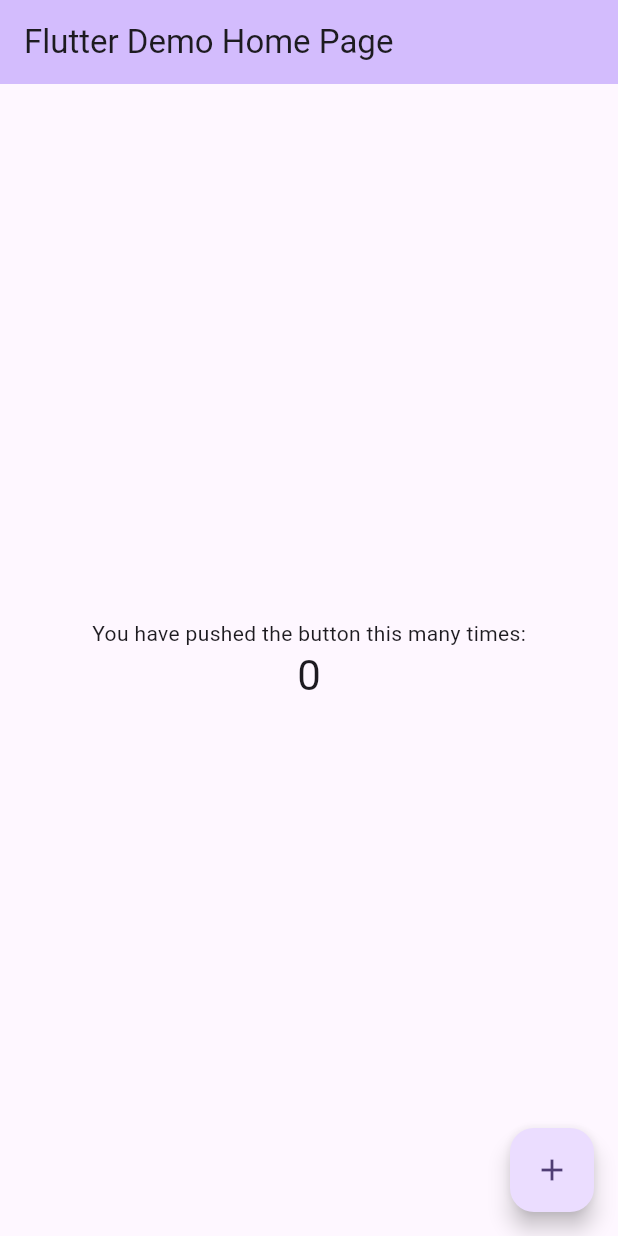
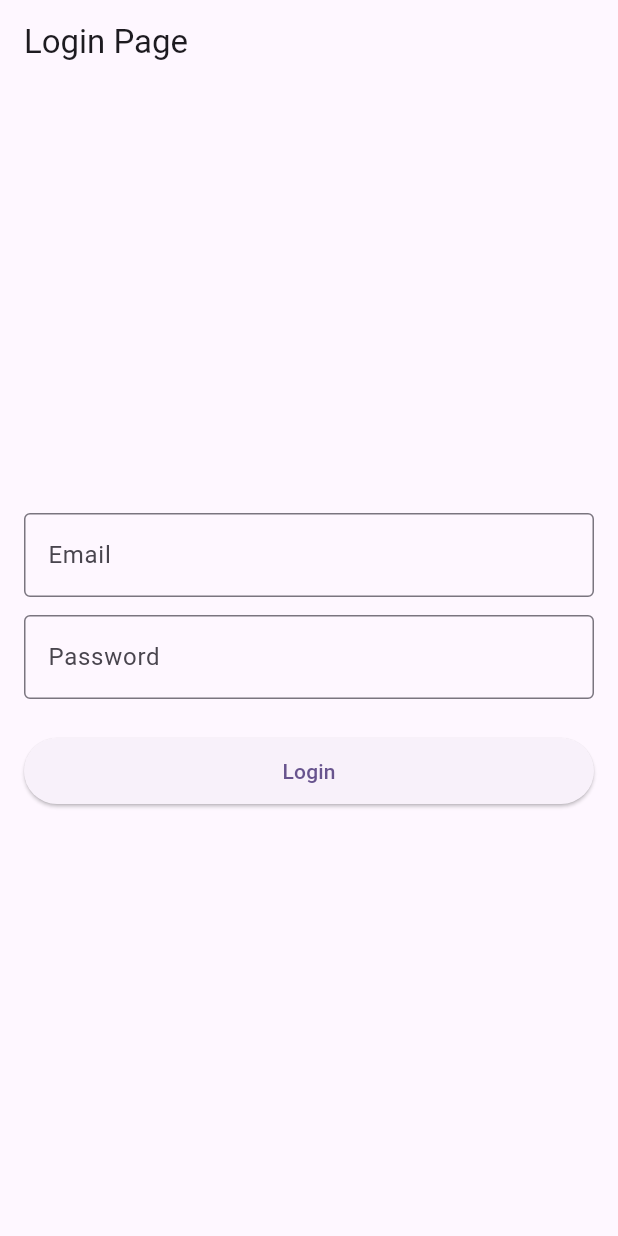
Before and after one commit to NaMLiM/sth-app-mobile, a Flutter app: the screen it shows after launch, on a phone screen of 412 x 824 dp. Run offline on Flutter 3.47's test engine with Material 3 defaults, Android fonts, the phone set to English and light mode, and no system bars.

Commit message:
feat: splash, login and home screen

```diff
--- a/lib/main.dart
+++ b/lib/main.dart
@@ -1,4 +1,7 @@
 import 'package:flutter/material.dart';
+import 'package:sth_app_mobile/screens/splash_screen.dart';
+import 'package:sth_app_mobile/screens/login_page.dart';
+import 'package:sth_app_mobile/screens/home_page.dart';
 
 void main() {
   runApp(const MyApp());
@@ -30,93 +33,12 @@
         // tested with just a hot reload.
         colorScheme: ColorScheme.fromSeed(seedColor: Colors.deepPurple),
       ),
-      home: const MyHomePage(title: 'Flutter Demo Home Page'),
+      initialRoute: '/',
+      routes: {
+        '/': (context) => SplashScreen(),
+        '/login': (context) => LoginPage(),
+        '/home': (context) => HomePage(),
+      },
     );
   }
 }
-
-class MyHomePage extends StatefulWidget {
-  const MyHomePage({super.key, required this.title});
-
-  // This widget is the home page of your application. It is stateful, meaning
-  // that it has a State object (defined below) that contains fields that affect
-  // how it looks.
-
-  // This class is the configuration for the state. It holds the values (in this
-  // case the title) provided by the parent (in this case the App widget) and
-  // used by the build method of the State. Fields in a Widget subclass are
-  // always marked "final".
-
-  final String title;
-
-  @override
-  State<MyHomePage> createState() => _MyHomePageState();
-}
-
-class _MyHomePageState extends State<MyHomePage> {
-  int _counter = 0;
-
-  void _incrementCounter() {
-    setState(() {
-      // This call to setState tells the Flutter framework that something has
-      // changed in this State, which causes it to rerun the build method below
-      // so that the display can reflect the updated values. If we changed
-      // _counter without calling setState(), then the build method would not be
-      // called again, and so nothing would appear to happen.
-      _counter++;
-    });
-  }
-
-  @override
-  Widget build(BuildContext context) {
-    // This method is rerun every time setState is called, for instance as done
-    // by the _incrementCounter method above.
-    //
-    // The Flutter framework has been optimized to make rerunning build methods
-    // fast, so that you can just rebuild anything that needs updating rather
-    // than having to individually change instances of widgets.
-    return Scaffold(
-      appBar: AppBar(
-        // TRY THIS: Try changing the color here to a specific color (to
-        // Colors.amber, perhaps?) and trigger a hot reload to see the AppBar
-        // change color while the other colors stay the same.
-        backgroundColor: Theme.of(context).colorScheme.inversePrimary,
-        // Here we take the value from the MyHomePage object that was created by
-        // the App.build method, and use it to set our appbar title.
-        title: Text(widget.title),
-      ),
-      body: Center(
-        // Center is a layout widget. It takes a single child and positions it
-        // in the middle of the parent.
-        child: Column(
-          // Column is also a layout widget. It takes a list of children and
-          // arranges them vertically. By default, it sizes itself to fit its
-          // children horizontally, and tries to be as tall as its parent.
-          //
-          // Column has various properties to control how it sizes itself and
-          // how it positions its children. Here we use mainAxisAlignment to
-          // center the children vertically; the main axis here is the vertical
-          // axis because Columns are vertical (the cross axis would be
-          // horizontal).
-          //
-          // TRY THIS: Invoke "debug painting" (choose the "Toggle Debug Paint"
-          // action in the IDE, or press "p" in the console), to see the
-          // wireframe for each widget.
-          mainAxisAlignment: MainAxisAlignment.center,
-          children: <Widget>[
-            const Text('You have pushed the button this many times:'),
-            Text(
-              '$_counter',
-              style: Theme.of(context).textTheme.headlineMedium,
-            ),
-          ],
-        ),
-      ),
-      floatingActionButton: FloatingActionButton(
-        onPressed: _incrementCounter,
-        tooltip: 'Increment',
-        child: const Icon(Icons.add),
-      ), // This trailing comma makes auto-formatting nicer for build methods.
-    );
-  }
-}
--- /dev/null
+++ b/lib/screens/login_page.dart
@@ -0,0 +1,68 @@
+import 'package:flutter/material.dart';
+import 'home_page.dart';
+class LoginPage extends StatefulWidget {
+  @override
+  _LoginPageState createState() => _LoginPageState();
+}
+
+class _LoginPageState extends State<LoginPage> {
+  final TextEditingController _emailController = TextEditingController();
+  final TextEditingController _passwordController = TextEditingController();
+
+  @override
+  Widget build(BuildContext context) {
+    return Scaffold(
+      appBar: AppBar(
+        title: Text('Login Page'),
+      ),
+      body: Padding(
+        padding: const EdgeInsets.all(16.0),
+        child: Column(
+          mainAxisAlignment: MainAxisAlignment.center,
+          crossAxisAlignment: CrossAxisAlignment.stretch,
+          children: <Widget>[
+            TextField(
+              controller: _emailController,
+              decoration: InputDecoration(
+                labelText: 'Email',
+                border: OutlineInputBorder(),
+              ),
+              keyboardType: TextInputType.emailAddress,
+            ),
+            SizedBox(height: 12.0),
+            TextField(
+              controller: _passwordController,
+              decoration: InputDecoration(
+                labelText: 'Password',
+                border: OutlineInputBorder(),
+              ),
+              obscureText: true,
+            ),
+            SizedBox(height: 24.0),
+            ElevatedButton(
+              onPressed: () {
+                Navigator.of(context).pushReplacement(
+                  MaterialPageRoute(builder: (context) => HomePage()),
+                );
+                // TODO: Implement login logic
+                print('Email: ${_emailController.text}');
+                print('Password: ${_passwordController.text}');
+              },
+              child: Text('Login'),
+              style: ElevatedButton.styleFrom(
+                padding: EdgeInsets.symmetric(vertical: 12.0),
+              ),
+            ),
+          ],
+        ),
+      ),
+    );
+  }
+
+  @override
+  void dispose() {
+    _emailController.dispose();
+    _passwordController.dispose();
+    super.dispose();
+  }
+}
```
Also changed, not shown: lib/screens/home_page.dart (added, +82 -0 lines), lib/screens/splash_screen.dart (added, +41 -0 lines), pubspec.lock, 1 other file.
